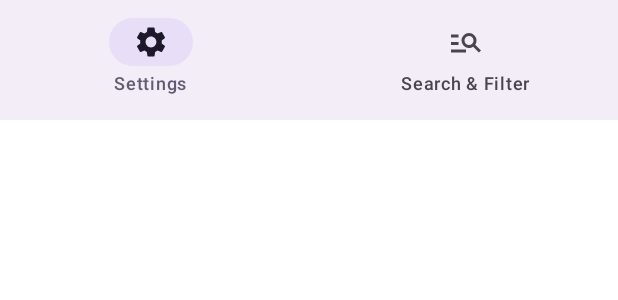
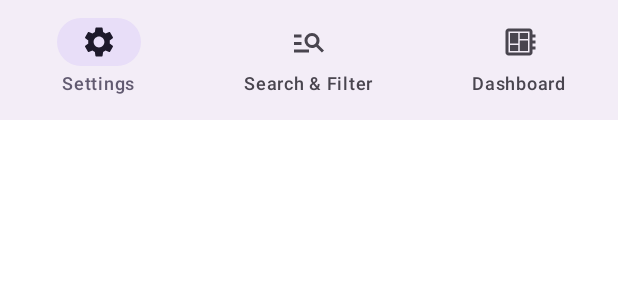
Before and after one commit to dangnguyen2910/NotifTS, an Android app built with Jetpack Compose: the @Preview function BottomNavigationBarPreview, on a phone screen of 412 x 824 dp. Shown: the top 300 px of the screen. Run offline under Robolectric (Android 15) with nearby library versions, the light colour scheme and no system bars.

Commit message:
ui: dashboard navigation button

```diff
--- a/app/src/main/java/usth/intern/notifts/NotiftsScreen.kt
+++ b/app/src/main/java/usth/intern/notifts/NotiftsScreen.kt
@@ -13,6 +13,7 @@ import androidx.navigation.compose.composable
 import androidx.navigation.compose.currentBackStackEntryAsState
 import androidx.navigation.compose.rememberNavController
 import usth.intern.notifts.ui.BottomNavigationBar
+import usth.intern.notifts.ui.DashboardScreen
 import usth.intern.notifts.ui.SettingsScreen
 import usth.intern.notifts.ui.Title
 import usth.intern.notifts.ui.manager.ManagerScreen
@@ -61,6 +62,11 @@ fun NotiftsScreen(
                     modifier = Modifier.padding(innerPadding)
                 )
             }
+            composable(route = NotiftsScreen.DashBoard.name) {
+                DashboardScreen(
+                    modifier = Modifier.padding(innerPadding)
+                )
+            }
         }
     }
 }
--- a/app/src/main/java/usth/intern/notifts/ui/AppBar.kt
+++ b/app/src/main/java/usth/intern/notifts/ui/AppBar.kt
@@ -45,7 +45,7 @@ fun BottomNavigationBar(
 ) {
     var inSettingsScreen by remember { mutableStateOf(true) }
     var inManagerScreen by remember { mutableStateOf(false) }
-//    val inDashboardScreen by remember { mutableStateOf(false) }
+    var inDashboardScreen by remember { mutableStateOf(false) }
 
     NavigationBar {
         NavigationBarItem(
@@ -56,6 +56,7 @@ fun BottomNavigationBar(
                 navController.navigate(NotiftsScreen.Settings.name)
                 inSettingsScreen = true
                 inManagerScreen = false
+                inDashboardScreen = false
             }
         )
         NavigationBarItem(
@@ -72,14 +73,25 @@ fun BottomNavigationBar(
                 navController.navigate(NotiftsScreen.Manager.name)
                 inSettingsScreen = false
                 inManagerScreen = true
+                inDashboardScreen = false
             }
         )
-//        NavigationBarItem(
-//            icon = { Icon(Icons.Default.Settings, contentDescription = "Dashboard") },
-//            label = { Text("Dashboard") },
-//            selected = inDashboardScreen,
-//            onClick = { navController.navigate(NotiftsScreen.DashBoard.name)}
-//        )
+        NavigationBarItem(
+            icon = {
+                Icon(
+                    painterResource(R.drawable.dashboard_icon),
+                    contentDescription = "Dashboard"
+                )
+            },
+            label = { Text("Dashboard") },
+            selected = inDashboardScreen,
+            onClick = {
+                navController.navigate(NotiftsScreen.DashBoard.name)
+                inSettingsScreen = false
+                inManagerScreen = false
+                inDashboardScreen = true
+            }
+        )
     }
 }
 
--- /dev/null
+++ b/app/src/main/res/drawable-nodpi/dashboard_icon.xml
@@ -0,0 +1,9 @@
+<vector xmlns:android="http://schemas.android.com/apk/res/android"
+    android:width="24dp"
+    android:height="24dp"
+    android:viewportWidth="960"
+    android:viewportHeight="960">
+  <path
+      android:pathData="M240,720h220v-160L240,560v160ZM240,520h220v-280L240,240v280ZM500,720h220v-280L500,440v280ZM500,400h220v-160L500,240v160ZM200,840q-33,0 -56.5,-23.5T120,760v-560q0,-33 23.5,-56.5T200,120h560q33,0 56.5,23.5T840,200v80h80v80h-80v80h80v80h-80v80h80v80h-80v80q0,33 -23.5,56.5T760,840L200,840ZM200,760h560v-560L200,200v560ZM200,200v560,-560Z"
+      android:fillColor="#1f1f1f"/>
+</vector>
```
Also changed, not shown: app/src/main/java/usth/intern/notifts/ui/DashboardScreen.kt (added, +32 -0 lines).
